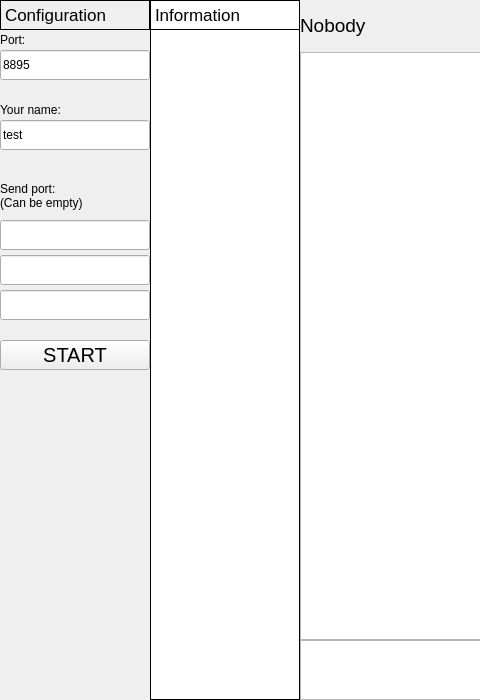
Qt form Display/mainwindow.ui (rihudo/RunXun) before a commit; both pictures show x 0 to 480 and y 0 to 700 of the 1000 by 700 pixel window.
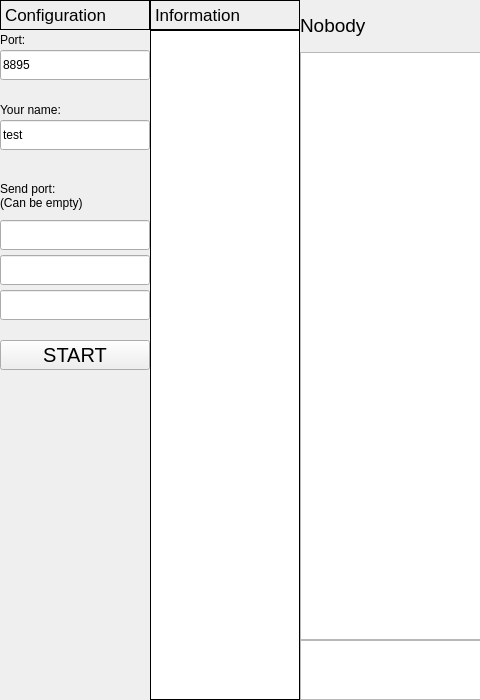
The same form after that commit.

What changed in the file:
```diff
--- a/Display/mainwindow.ui
+++ b/Display/mainwindow.ui
@@ -36,9 +36,9 @@
     <property name="geometry">
      <rect>
       <x>150</x>
-      <y>0</y>
+      <y>30</y>
       <width>150</width>
-      <height>700</height>
+      <height>670</height>
      </rect>
     </property>
     <property name="styleSheet">
```
Left out of the diff: 9 changed lines with no effect on the pictures.
